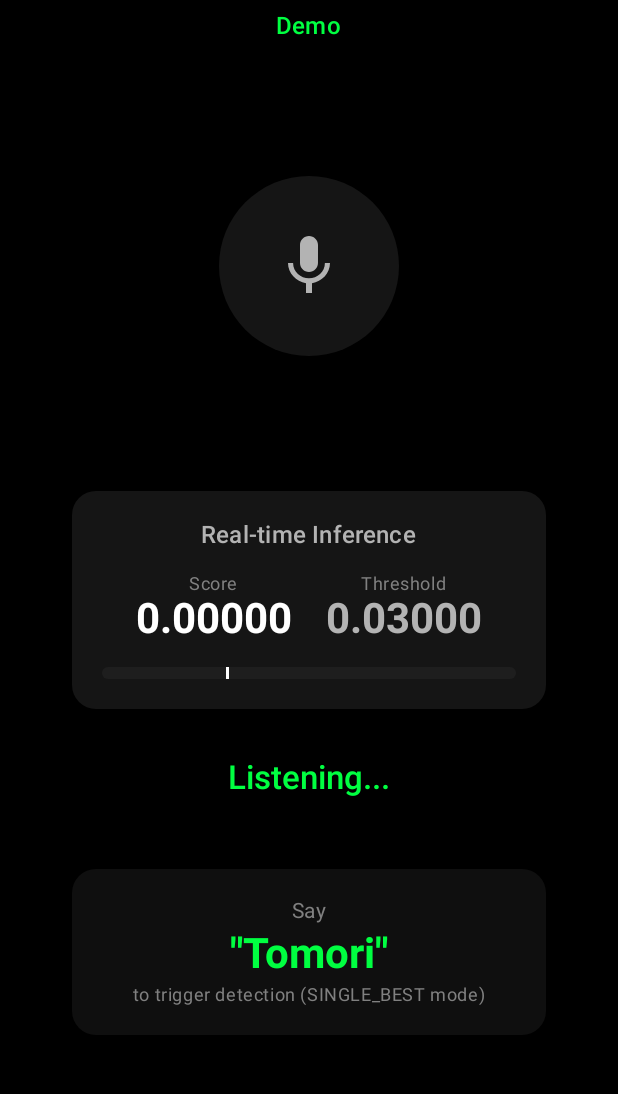
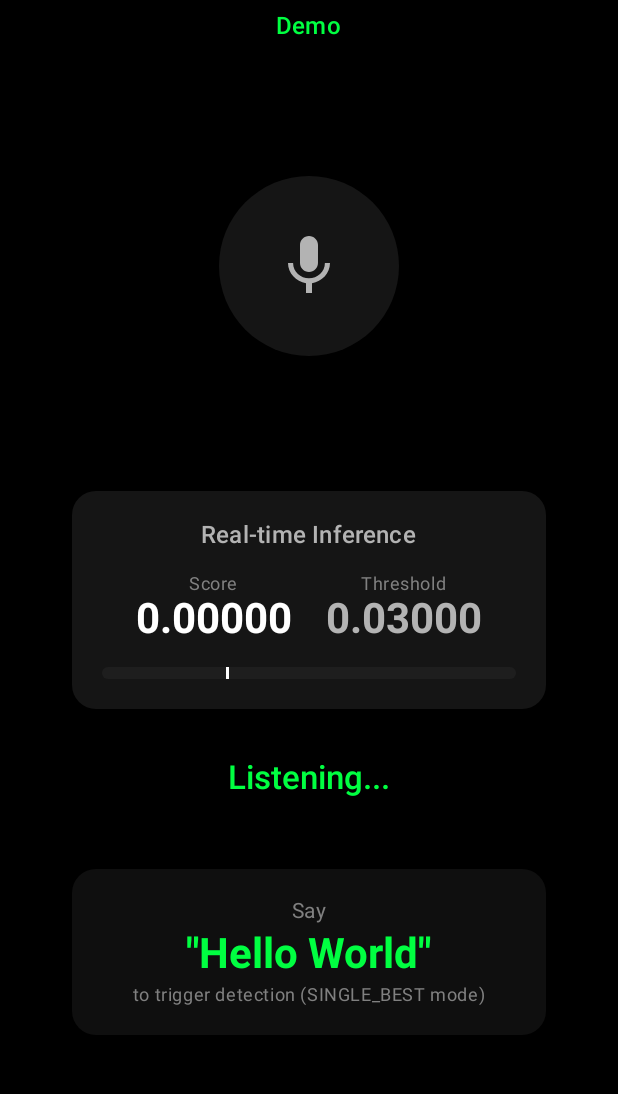
Before and after one commit to Re-MENTIA/openwakeword-android-kt, an Android app built with Jetpack Compose: the screen it shows after launch (MainActivity), on a phone screen of 412 x 824 dp, the part 141-1235 px from its top. Run offline under Robolectric (Android 15) with nearby library versions, the phone set to English and light mode, and no system bars; libraries missing offline, so code that uses them is left out: ai.onnxruntime; 13 statements that could not run were skipped.

Commit message:
feat: update realtime-view to use hello_world model
- Change from Tomori to Hello World model
- Update UI text to show 'Hello World' wake word
- Keep realtime inference display functionality

```diff
--- a/app/src/main/kotlin/com/rementia/openwakeword/MainActivity.kt
+++ b/app/src/main/kotlin/com/rementia/openwakeword/MainActivity.kt
@@ -111,8 +111,8 @@ fun WakeWordDetectionScreen(
         if (hasPermission) {
             val models = listOf(
                 WakeWordModel(
-                    name = "Tomori",
-                    modelPath = "tomori.onnx",
+                    name = "Hello World",
+                    modelPath = "hello_world.onnx",
                     threshold = threshold
                 )
             )
@@ -466,7 +466,7 @@ fun WakeWordHint() {
             Spacer(modifier = Modifier.height(4.dp))
 
             Text(
-                text = "\"Tomori\"",
+                text = "\"Hello World\"",
                 style = MaterialTheme.typography.headlineMedium,
                 color = AccentGreen,
                 fontWeight = FontWeight.Bold
```
Also changed, not shown: 1 other file.
